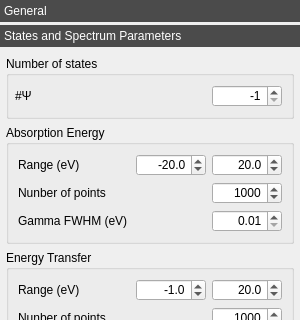
Qt form crispy/resources/gui/uis/quanty.ui (mretegan/crispy) before a commit; both pictures show x 0 to 300 and y 0 to 320 of the 300 by 700 pixel window.
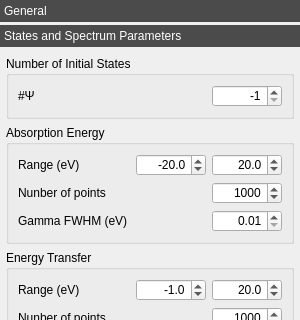
The same form after that commit. The open tabs and pages were chosen to show the change. Icons and pictures are not drawn. Custom widgets are drawn as their Qt base class.

Commit message: Activates the states selection spin box

Patch:
```diff
--- a/crispy/resources/gui/uis/quanty.ui
+++ b/crispy/resources/gui/uis/quanty.ui
@@ -277,12 +277,9 @@
         <item>
          <widget class="QGroupBox" name="groupBox">
           <property name="title">
-           <string>Number of states</string>
+           <string>Number of Initial States</string>
           </property>
-          <layout class="QHBoxLayout" name="horizontalLayout_2">
-           <property name="leftMargin">
-            <number>6</number>
-           </property>
+          <layout class="QHBoxLayout" name="_4">
            <item>
             <layout class="QHBoxLayout" name="nPsisHorizontalLayout">
              <item>
```
The commit also changes 19 other files.
